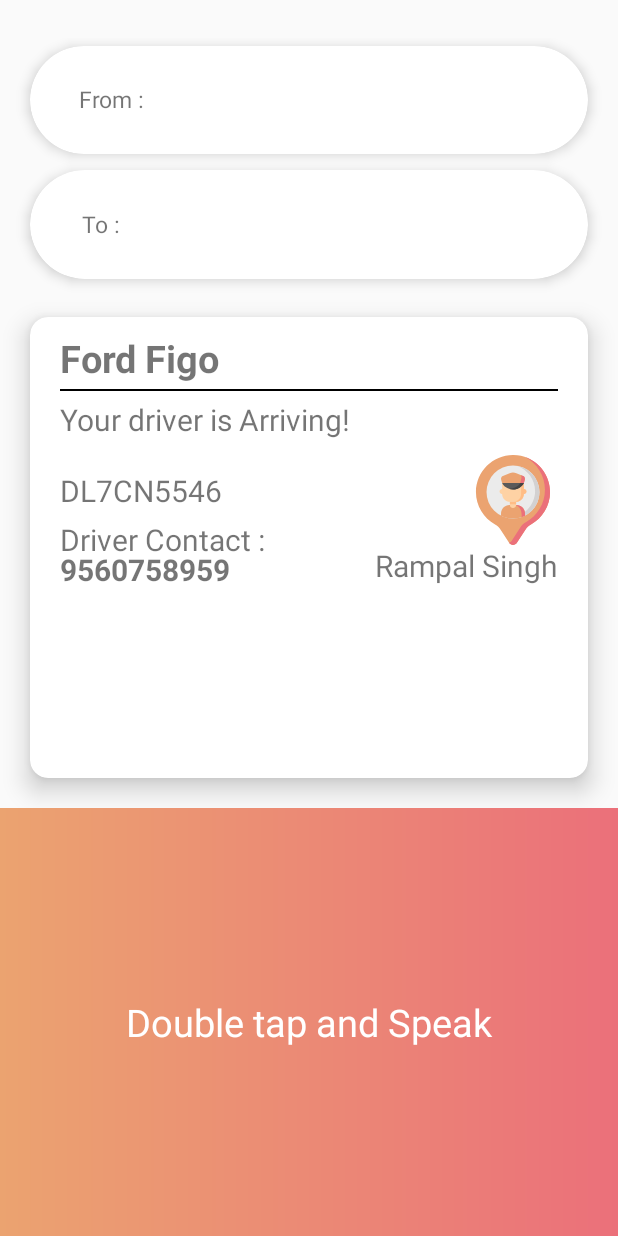
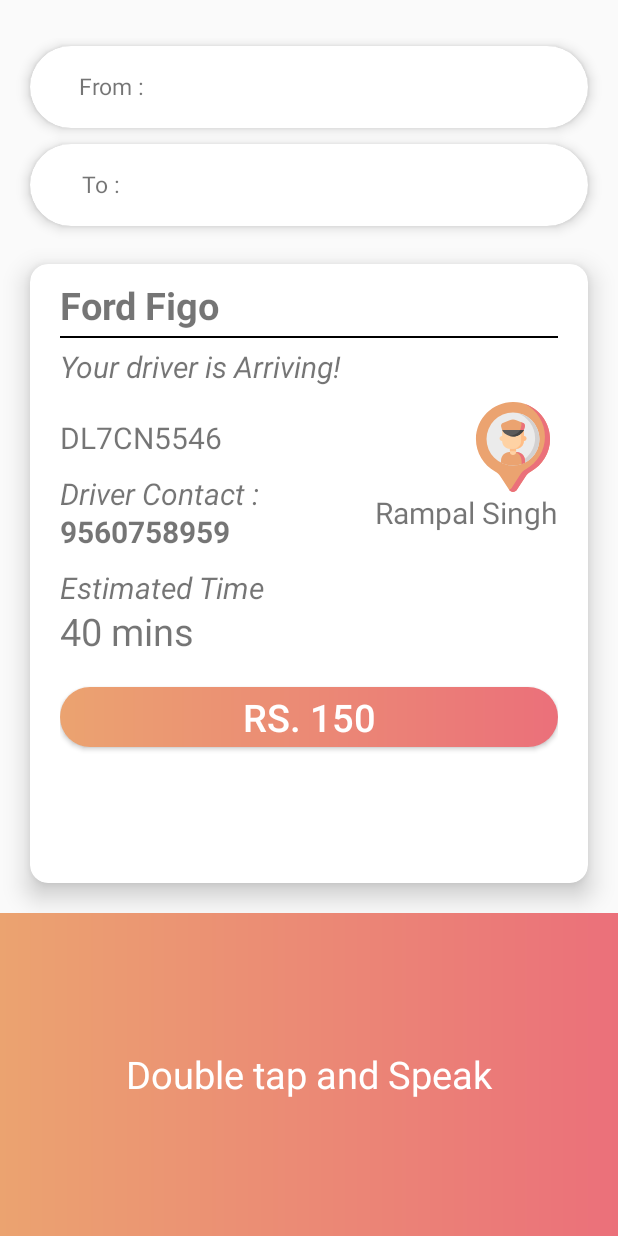
Before and after one commit to mRahulJain/MinorProject, an Android app: the BookCabActivity screen opened directly, with no data from a screen before it, on a phone screen of 412 x 824 dp. Run offline under Robolectric (Android 15) with nearby library versions, the phone set to English and light mode, and no system bars.

Commit message:
Book Cab Modifications

```diff
--- a/app/src/main/res/layout/activity_book_cab.xml
+++ b/app/src/main/res/layout/activity_book_cab.xml
@@ -82,7 +82,7 @@
                 <RelativeLayout
                     android:layout_width="match_parent"
                     android:paddingHorizontal="20dp"
-                    android:layout_gravity="center"
+
                     android:layout_height="match_parent">
                     <TextView
                         android:id="@+id/activity_book_cab_vehicleName"
@@ -104,6 +104,7 @@
                         android:layout_width="match_parent"
                         android:layout_height="wrap_content"
                         android:textSize="20sp"
+                        android:textStyle="italic"
                         android:layout_marginVertical="10dp"
                         android:text="Your driver is Arriving!"
                         android:layout_alignParentLeft="true"
@@ -122,7 +123,8 @@
                         android:layout_width="wrap_content"
                         android:layout_height="wrap_content"
                         android:textSize="20sp"
-                        android:layout_marginTop="5dp"
+                        android:textStyle="italic"
+                        android:layout_marginTop="10dp"
                         android:text="Driver Contact :"
                         android:layout_below="@+id/activity_book_cab_vehicleNumber"
                         android:layout_alignParentLeft="true" />
@@ -131,7 +133,7 @@
                         android:layout_height="wrap_content"
                         android:textSize="20sp"
                         android:textStyle="bold"
-                        android:layout_marginTop="25dp"
+                        android:layout_marginTop="35dp"
                         android:text="9560758959"
                         android:layout_below="@+id/activity_book_cab_vehicleNumber"
                         android:layout_alignParentLeft="true"
@@ -152,7 +154,35 @@
                         android:layout_alignParentRight="true"
                         android:layout_below="@+id/activity_book_cab_driverIcon"
                         android:id="@+id/activity_book_cab_driverName" />
-
+                    <TextView
+                        android:layout_width="wrap_content"
+                        android:layout_height="wrap_content"
+                        android:textSize="20sp"
+                        android:textStyle="italic"
+                        android:layout_marginVertical="10dp"
+                        android:text="Estimated Time"
+                        android:layout_below="@+id/activity_book_cab_contact"
+                        android:layout_alignParentLeft="true" />
+                    <TextView
+                        android:layout_width="match_parent"
+                        android:layout_height="wrap_content"
+                        android:textSize="25sp"
+                        android:layout_marginTop="35dp"
+                        android:text="40 mins "
+                        android:layout_below="@+id/activity_book_cab_contact"
+                        android:layout_alignParentLeft="true"
+                        android:id="@+id/activity_book_cab_estTime" />
+                    <Button
+                        android:id="@+id/activity_book_cab_fare"
+                        android:layout_width="match_parent"
+                        android:layout_height="40dp"
+                        android:layout_below="@+id/activity_book_cab_estTime"
+                        android:layout_marginTop="20dp"
+                        android:background="@drawable/tap_btn_layer1"
+                        android:elevation="0dp"
+                        android:text="Rs. 150"
+                        android:textColor="@android:color/white"
+                        android:textSize="25sp" />
                 </RelativeLayout>
 
             </androidx.cardview.widget.CardView>
```
Also changed, not shown: app/src/main/java/com/android/collegeproject/helper/BookCabHelper.kt (+11 -4 lines), 1 other file.
